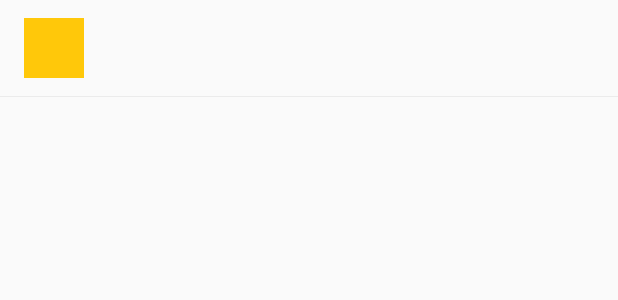
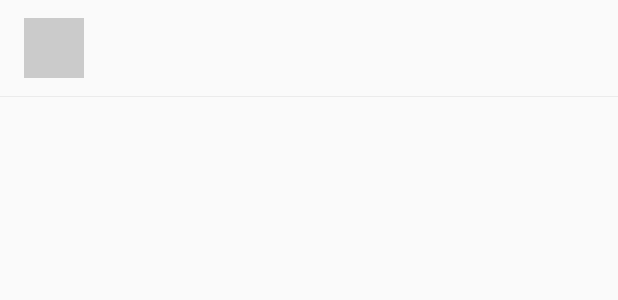
Before and after one commit to celluloid90/GithubUser, an Android app: the layout user_list.xml on its own in the app's theme, with its tools: preview values and no code run, on a phone screen of 412 x 824 dp. Shown: the top 300 px of the screen. Run offline under Robolectric (Android 15) with nearby library versions, the phone set to English and light mode, and no system bars.

Commit message:
Updated UI

```diff
--- a/app/src/main/res/values/colors.xml
+++ b/app/src/main/res/values/colors.xml
@@ -1,9 +1,9 @@
 <?xml version="1.0" encoding="utf-8"?>
 <resources>
-    <color name="colorPrimary">#00acc1</color>
-    <color name="colorPrimaryDark">#0097a7</color>
-    <color name="colorAccent">#ffc80a</color>
-    <color name="colorAccentActive">#eab90f</color>
+    <color name="colorPrimary">#7c8776</color>
+    <color name="colorPrimaryDark">#009777</color>
+    <color name="colorAccent">#37212121</color>
+    <color name="colorAccentActive">#37212121</color>
     <color name="colorWhite">#fff</color>
     <color name="colorWhiteTransparent">#adffffff</color>
     <color name="colorBackgroundPrimary">#fafafa</color>
--- a/app/src/main/res/values/strings.xml
+++ b/app/src/main/res/values/strings.xml
@@ -1,5 +1,5 @@
 <resources>
-    <string name="app_name">Take</string>
+    <string name="app_name">BitFLyer Test</string>
     <string name="text_search">Search Github users</string>
 
     <string name="text_data_is_not_found">Data is not found</string>
```
Also changed, not shown: 1 other file.
